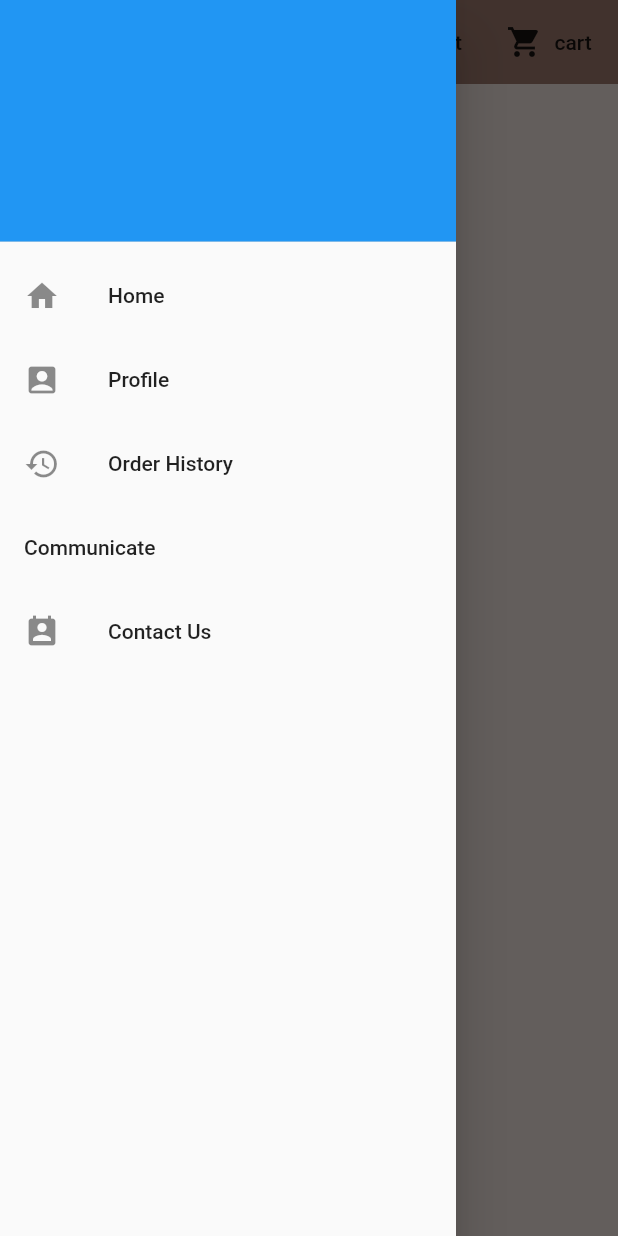
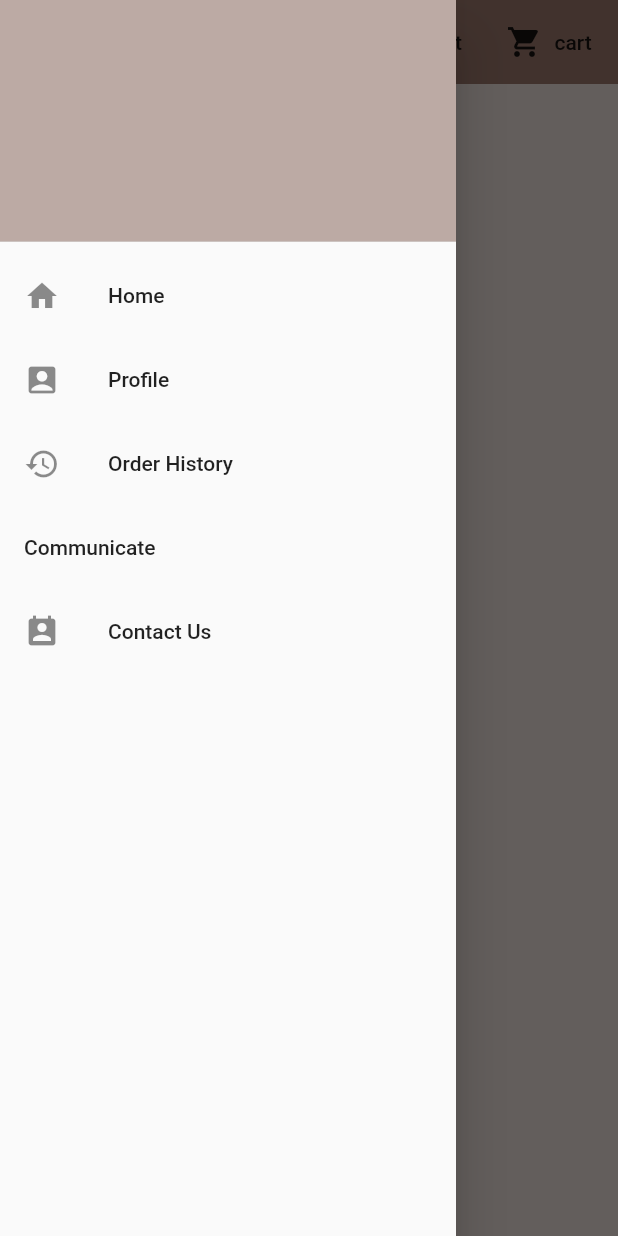
Before and after one commit to ReadyApp-dev/Ready-User, a Flutter app: the screen it shows once a user with an empty profile is signed in, with the side drawer open, on a phone screen of 412 x 824 dp. Run offline on Flutter 3.47's test engine with Material 2 defaults, Android fonts, the phone set to English and light mode, and no system bars; our stand-ins replace cloud_firestore, firebase_auth, flutter_rating_bar, flutter_spinkit; missing offline and left inert: flutter_counter, upi_india; accounts and stored records are empty.

Commit message:
drawer header username added

```diff
--- a/lib/screens/home/drawer_list.dart
+++ b/lib/screens/home/drawer_list.dart
@@ -1,15 +1,26 @@
+import 'package:readyuser/shared/constants.dart';
 import 'package:flutter/material.dart';
 class DrawerList extends StatelessWidget {
   final void Function(int) setValue;
   DrawerList(this.setValue);
 
   @override
+  String name=userName;
   Widget build(BuildContext context) {
     List<Widget> lw = [
       DrawerHeader(
-        child: Text(''),
+        child: Container(
+          child: Text('$name',
+            style: TextStyle(fontWeight: FontWeight.bold, fontStyle: FontStyle.italic,
+              color: Colors.brown[800],
+                fontSize: 50,
+              height: 2,
+            ),
+            textAlign: TextAlign.center,
+          ),
+        ),
         decoration: BoxDecoration(
-          color: Colors.blue,
+          color: Colors.brown[200],
         ),
       ),
       ListTile(
```
